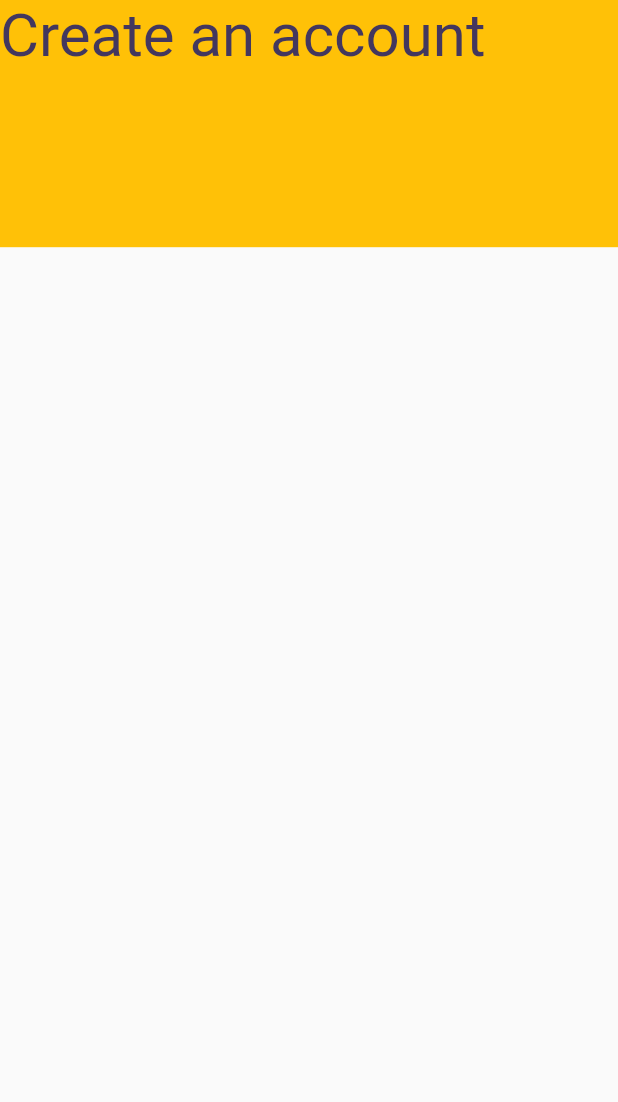
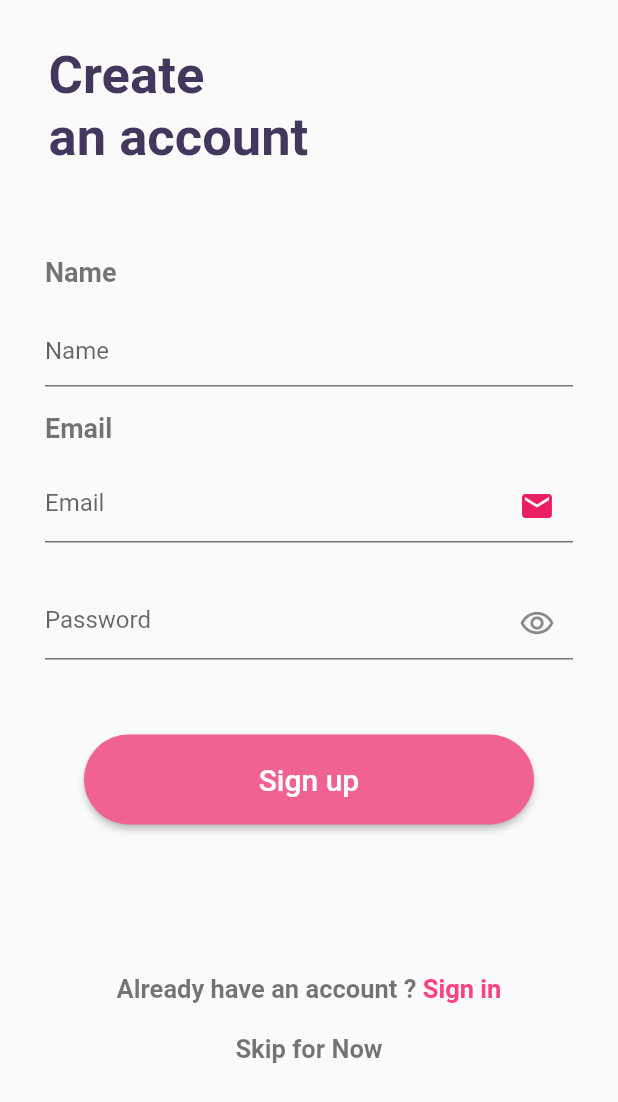
Before and after one commit to abhishekskycliff/Flight_app, a Flutter app: the screen it shows after launch, after a tap on "Skip intro", after a tap on "Done", on a phone screen of 412 x 824 dp. Shown: the top 1102 px of the screen. Run offline on Flutter 3.47's test engine with Material 2 defaults, Android fonts, the phone set to English and light mode, and no system bars; our stand-ins replace google_fonts, hexcolor, introduction_screen; Roboto replaces fonts that are missing (Baloo).

Commit message:
login Screen

```diff
--- a/lib/Screen/Authentication/loginscreen.dart
+++ b/lib/Screen/Authentication/loginscreen.dart
@@ -1,5 +1,8 @@
+import 'package:flightapp/Screen/introduction.dart';
+import 'package:flightapp/Theams/Widget/Button.dart';
 import 'package:flightapp/Theams/appbar.dart';
 import 'package:flightapp/Values/color.dart';
+import 'package:flutter/cupertino.dart';
 import 'package:flutter/material.dart';
 import 'package:flightapp/Values/string.dart';
 import 'package:google_fonts/google_fonts.dart';
@@ -19,16 +22,145 @@ class Login_State extends State<LoginScreen> {
       body: ListView(
         children: [
           Container(
+            child: Column(
+              mainAxisAlignment: MainAxisAlignment.start,
+              children: [
+                Container(
                   child: Text(
                     Strings.create_account,
-            style: GoogleFonts.baloo(
-                fontSize: 40, color: Colorvalue.create_account_color),
+                    style: GoogleFonts.roboto(
+                        fontSize: 35,
+                        fontWeight: FontWeight.bold,
+                        color: Colorvalue.create_account_color),
                   ),
-          width: MediaQuery.of(context).size.width*0.2,
-          height: MediaQuery.of(context).size.height*0.2,
-          color: Colors.amber,
+                  width: MediaQuery.of(context).size.width * 0.6,
+                  height: MediaQuery.of(context).size.height * 0.15,
+                  margin: const EdgeInsets.only(top: 30, right: 100),
+                  // color: Colors.yellow,
+                ),
+                Container(
+                  child: ListTile(
+                    title: Text(
+                      Strings.name,
+                      style: TextStyle(
+                          fontSize: 18,
+                          fontWeight: FontWeight.bold,
+                          color: Colors.black54),
+                    ),
+                  ),
+                  margin: const EdgeInsets.only(left: 14),
+                ),
+                Container(
+                  child: TextField(
+                    decoration: InputDecoration(
+                      enabledBorder: UnderlineInputBorder(
+                        borderSide: BorderSide(color: Colors.black54),
+                      ),
+                      hintText: "Name",
+                    ),
+                  ),
+                  margin: const EdgeInsets.only(left: 30, right: 30),
+                ),
+                Container(
+                  child: ListTile(
+                    title: Text(
+                      Strings.email,
+                      style: TextStyle(
+                          fontSize: 18,
+                          fontWeight: FontWeight.bold,
+                          color: Colors.black54),
+                    ),
+                  ),
+                  margin: const EdgeInsets.only(left: 14),
+                ),
+                Container(
+                  child: TextField(
+                    decoration: InputDecoration(
+                      suffixIcon: Icon(
+                        Icons.email,
+                        color: Colors.pink,
+                      ),
+                      enabledBorder: UnderlineInputBorder(
+                        borderSide: BorderSide(color: Colors.black54),
+                      ),
+                      hintText: Strings.email,
+                    ),
+                  ),
+                  margin: const EdgeInsets.only(left: 30, right: 30),
+                ),
+                Container(
+                  child: TextField(
+                    decoration: InputDecoration(
+                      suffixIcon: Icon(
+                        Icons.remove_red_eye_outlined,
+                      ),
+                      enabledBorder: UnderlineInputBorder(
+                        borderSide: BorderSide(color: Colors.black54),
+                      ),
+                      hintText: Strings.password,
+                    ),
+                  ),
+                  margin: const EdgeInsets.only(left: 30, right: 30, top: 30),
+                ),
+                Container(
+                  child: Padding(
+                    padding: const EdgeInsets.only(top: 50),
+                    child: Container(
+                        height: 60,
+                        width: 300,
+                        // color: Colors.yellow,
+                        child: CustomRiasedButton(
+                          onPressed: () {
+                            Introduction();
+                          },
+                          text: (Strings.sign_up),
+                        )),
+                  ),
+                ),
+                Container(
+                  child: Column(
+                    children: [
+                      Row(
+                        mainAxisAlignment: MainAxisAlignment.center,
+                        children: [
+                          Text(
+                            Strings.have_account,
+                            style: TextStyle(
+                              fontSize: 17,
+                              fontWeight: FontWeight.bold,
+                              color: Colors.black54,
+                            ),
+                          ),
+                          Text(
+                            Strings.sign_in,
+                            style: TextStyle(
+                              fontSize: 17,
+                              fontWeight: FontWeight.bold,
+                              color: Colors.pinkAccent,
+                            ),
                           ),
                         ],
-    ));
+                      ),
+                      Container(
+                        child: Text(
+                          Strings.skip,
+                          style: TextStyle(
+                            fontSize: 17,
+                            fontWeight: FontWeight.bold,
+                            color: Colors.black54,
+                          ),
+                        ),
+                        margin: const EdgeInsets.only(top: 20),
+                      ),
+                    ],
+                  ),
+                  margin: const EdgeInsets.only(top: 100),
+                ),
+              ],
+            ),
+          ),
+        ],
+      ),
+    );
   }
 }
--- a/lib/Screen/introduction.dart
+++ b/lib/Screen/introduction.dart
@@ -22,14 +22,6 @@ class Intro_State extends State<Introduction> {
   void IntroEnd(context) {
     Navigator.of(context)
         .push(MaterialPageRoute(builder: (context) => LoginScreen()));
-    //
-    // try {
-    //   Navigator.of(context)
-    //       .push(MaterialPageRoute(builder: (context) => LoginScreen()));
-    // }
-    // catch(Exception ){
-    //   print("You got error while Navigating to LoginScreen");
-    // }
   }
 
   @override
@@ -41,7 +33,7 @@ class Intro_State extends State<Introduction> {
           /// pages which gives the space to add the components within PageViewModel
           /// PageViewModel wellcome to navana air
           PageViewModel(
-            title: "Welcome to navana air",
+            title: Strings.title_1,
             bodyWidget: Column(
               children: [
                 Text(
@@ -59,7 +51,8 @@ class Intro_State extends State<Introduction> {
 
           /// PageViewModel Flying community
           PageViewModel(
-            title: "Flying Community",
+            title: Strings.title_2,
+          //  Text(Strings.title2),
             bodyWidget: Column(
               children: [
                 Text(
@@ -77,7 +70,7 @@ class Intro_State extends State<Introduction> {
 
           /// PageViewModel Book your ticket
           PageViewModel(
-            title: "Book Your Ticket",
+            title: Strings.title_3,
             bodyWidget: Column(
               children: [
                 Text(
@@ -95,7 +88,7 @@ class Intro_State extends State<Introduction> {
 
           /// PageViewModel Family security
           PageViewModel(
-            title: "Family Security",
+            title: Strings.title_4,
             bodyWidget: Column(
               children: [
                 Text(
--- a/lib/Screen/splashscreen.dart
+++ b/lib/Screen/splashscreen.dart
@@ -33,35 +33,34 @@ class SplashScreen_State extends State<SplashScreen> {
       body: Container(
         child: Center(
           child: Column(
+            mainAxisAlignment: MainAxisAlignment.center,
             children: [
-              Container(
-                  //   child:Widgetimage.getwidget(),
-                  ),
               Container(
                 child: Image.asset(
                   Strings.logo_image,
                   width: MediaQuery.of(context).size.width * 0.5,
                   height: MediaQuery.of(context).size.height * 0.1,
                 ),
-                margin: const EdgeInsets.only(top: 300),
+                //   margin: const EdgeInsets.only(top: 300),
               ),
               Container(
                 child: Row(
+                  mainAxisAlignment: MainAxisAlignment.center,
                   children: [
                     Text(
-                      Strings.text_navana,
+                      Strings.App_Title_1,
                       style:
                           GoogleFonts.baloo(fontSize: 40, color: Colors.white),
                     ),
                     Text(
-                      Strings.text_air,
+                      Strings.App_Title_2,
                       style: GoogleFonts.baloo(
                           fontSize: 40,
                           color: Colorvalue.splashscreen_text_color),
                     ),
                   ],
                 ),
-                margin: const EdgeInsets.only(left: 100),
+                //margin: const EdgeInsets.only(left: 100),
               ),
             ],
           ),
--- /dev/null
+++ b/lib/Theams/Widget/Button.dart
@@ -0,0 +1,34 @@
+import 'package:flutter/material.dart';
+import 'package:flutter/material.dart';
+import 'package:flutter/material.dart';
+
+class CustomRiasedButton extends StatelessWidget {
+  final String text;
+  final Function onPressed;
+
+  CustomRiasedButton({
+    @required this.onPressed,
+    @required this.text,
+  });
+
+  @override
+  Widget build(BuildContext context) {
+    // TODO: implement build
+    // throw UnimplementedError();
+    return SizedBox(
+      width: 200,
+      child: RaisedButton(
+
+        shape: RoundedRectangleBorder(
+            borderRadius: BorderRadius.all(Radius.circular(80))),
+        onPressed: onPressed,
+        child: Text(text,
+          style: TextStyle(fontSize: 20, color: Colors.white),
+          // style: GoogleFonts.spartan(
+          //     textStyle: Theme.of(context).textTheme.display1,fontSize: 20),
+        ),
+        color: Colors.pink[300],
+      ),
+    );
+  }
+}
--- a/lib/Theams/Widget/widgetimages.dart
+++ b/lib/Theams/Widget/widgetimages.dart
@@ -4,8 +4,9 @@ import 'package:flutter/material.dart';
 class Widgetimage extends StatelessWidget {
   //String assetName;
   final String img;
+  final String Text_field;
 
-  Widgetimage({String this.img});
+  Widgetimage({String this.img, this.Text_field});
 
   @override
   Widget build(BuildContext context) {
@@ -19,4 +20,5 @@ class Widgetimage extends StatelessWidget {
       // margin: const EdgeInsets.only(bottom: 15),
     );
   }
+
 }
--- a/lib/Values/string.dart
+++ b/lib/Values/string.dart
@@ -4,22 +4,30 @@ class Strings {
 
   static const String logo_image = "asset/images/applogo.png";
 
-  static const String text_navana = "navana";
-  static const String text_air = "air";
+  static const String App_Title_1 = "navana ";
+  static const String App_Title_2 = "air";
 
   static const String home_appbar_text ="navana air";
   static const String page_view_model_1 = "Experience the best service for flight booking";
   static const String page_view_model_2 = "Be a part of the Flying Community";
   static const String page_view_model_3 = "Book your ticket and enjoy your ride";
   static const String page_view_model_4 = "You are free to fly, we take care for your security";
+  static const String title_1 ="Welcome to navana air";
+  static const String title_2 ="Flying Community";
+  static const String title_3 ="Book Your Ticket";
+  static const String title_4 ="Family Security";
 
-  static const String create_account = "Create an account";
-  static const String have_account = "Already have an account";
+  static const String create_account = "Create\nan account";
+  static const String sign_in_account = "Sign in to your account";
+  static const String have_account = "Already have an account ? ";
   static const String name ="Name";
+  static const String name_hint =" Enter your Name";
+  static const String email_hint ="Enter your Email";
   static const String email ="Email";
   static const String password ="Password";
   static const String sign_in ="Sign in";
-  static const String sign_out ="Sign up";
+  static const String sign_out ="Sign out";
+  static const String sign_up ="Sign up";
   static const String skip ="Skip for Now";
 
 }
```
Also changed, not shown: lib/Screen/Home/homescreen.dart (renamed from lib/Screen/homescreen.dart). Lines whose indentation alone changed are shown as unchanged.
